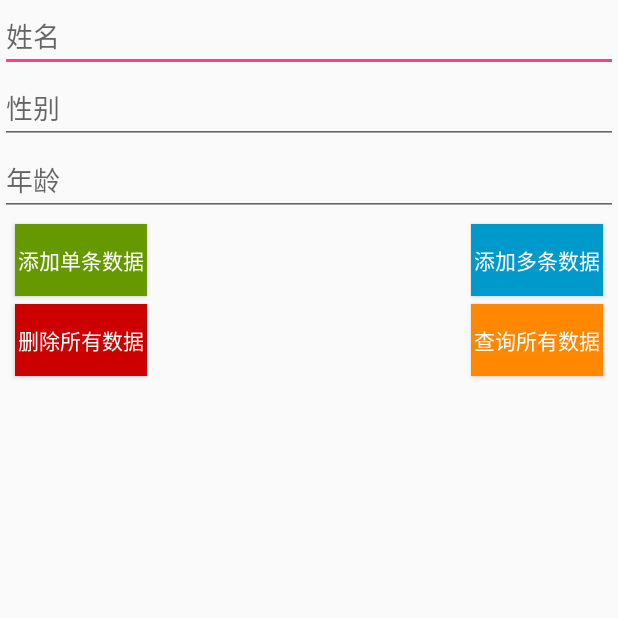
After one commit to Edwardwmd/EdwardSQLite, an Android app: the RxSqlActivity screen opened directly, with no data from a screen before it, on a phone screen of 412 x 824 dp, the top half of it. The commit adds this screen. Run offline under Robolectric (Android 15) with nearby library versions, the phone set to English and light mode, and no system bars; our stand-ins replace RxJava; libraries missing offline, so code that uses them is left out: com.wmd.adapter, org.greenrobot.greendao; 5 statements that could not run were skipped.

Commit message:
添加Rxjava操作数据库的小模块，实现增删改查功能

```diff
--- a/app/src/main/java/com/wmd/sqlitetest/edwardsqlitetest/EdwardSqlAppliction.java
+++ b/app/src/main/java/com/wmd/sqlitetest/edwardsqlitetest/EdwardSqlAppliction.java
@@ -2,8 +2,6 @@ package com.wmd.sqlitetest.edwardsqlitetest;
 
 import android.app.Application;
 import android.content.Context;
-
-import com.wmd.sqlitetest.edwardsqlitetest.nomalsql.DAO.DBModel;
 
 /**
  * 时间：2017/10/24/18：03
@@ -20,7 +18,6 @@ public class EdwardSqlAppliction extends Application {
     public void onCreate() {
         super.onCreate();
         mContext = EdwardSqlAppliction.this;
-        DBModel.getInstance().inint(mContext);
     }
 
 }
--- /dev/null
+++ b/app/src/main/java/com/wmd/sqlitetest/edwardsqlitetest/RxSqlActivity.java
@@ -0,0 +1,164 @@
+package com.wmd.sqlitetest.edwardsqlitetest;
+
+import android.os.Bundle;
+import android.support.v7.app.AppCompatActivity;
+import android.support.v7.widget.LinearLayoutManager;
+import android.support.v7.widget.RecyclerView;
+import android.view.View;
+import android.widget.Button;
+import android.widget.EditText;
+import android.widget.Toast;
+
+import com.wmd.adapter.baserecyadapter.listener.OnItemClickListener;
+import com.wmd.sqlitetest.edwardsqlitetest.adapter.RxAdapter;
+import com.wmd.sqlitetest.edwardsqlitetest.gen.PersonBean;
+import com.wmd.sqlitetest.edwardsqlitetest.gen.RxDaoOption;
+import com.wmd.sqlitetest.edwardsqlitetest.utils.ToolsUtils;
+
+import java.util.ArrayList;
+import java.util.Date;
+import java.util.List;
+
+import io.reactivex.android.schedulers.AndroidSchedulers;
+import io.reactivex.functions.Consumer;
+import io.reactivex.schedulers.Schedulers;
+
+public class RxSqlActivity extends AppCompatActivity implements View.OnClickListener, OnItemClickListener {
+
+    private EditText name, sex, age;
+    private Button insertone, insertmulit, delall, queryall;
+    private RecyclerView recy;
+    private RxAdapter adapter;
+    private List<PersonBean> mPs = new ArrayList<>();
+
+    private void findViews() {
+        name = (EditText) findViewById(R.id.name);
+        sex = (EditText) findViewById(R.id.sex);
+        age = (EditText) findViewById(R.id.age);
+        insertone = (Button) findViewById(R.id.insertone);
+        insertmulit = (Button) findViewById(R.id.insertmulit);
+        delall = (Button) findViewById(R.id.delall);
+        queryall = (Button) findViewById(R.id.queryall);
+        recy = (RecyclerView) findViewById(R.id.recy);
+        RxDaoOption.getInstance().init(this);
+        adapter = new RxAdapter(this);
+        recy.setLayoutManager(new LinearLayoutManager(this));
+        adapter.initLayout();
+        recy.setAdapter(adapter);
+        insertone.setOnClickListener(this);
+        insertmulit.setOnClickListener(this);
+        delall.setOnClickListener(this);
+        queryall.setOnClickListener(this);
+        adapter.setOnItemClickListener(this);
+    }
+
+    @Override
+    public void onClick(View v) {
+        if (v == insertone) {
+            insertOneData();
+
+        } else if (v == insertmulit) {
+            insertMulitData();
+
+        } else if (v == delall) {
+            delAllData();
+
+        } else if (v == queryall) {
+            queryAllData();
+
+        }
+    }
+
+    private void insertMulitData() {
+        mPs.add(new PersonBean(ToolsUtils.dateToLong(new Date()), name.getText().toString(), sex.getText().toString(), Integer.parseInt(age.getText().toString())));
+
+        RxDaoOption
+                .getInstance()
+                .insertMuilt(mPs)
+                .observeOn(AndroidSchedulers.mainThread())
+                .subscribe(new Consumer<Boolean>() {
+                    @Override
+                    public void accept(Boolean aBoolean) throws Exception {
+                        Toast.makeText(RxSqlActivity.this, aBoolean == true ? "添加多条数据成功" : "删除多条数据失败", Toast.LENGTH_SHORT).show();
+                    }
+                });
+
+    }
+
+    private void queryAllData() {
+
+        RxDaoOption
+                .getInstance()
+                .queryAllData()
+                .observeOn(Schedulers.io())
+                .observeOn(AndroidSchedulers.mainThread())
+                .subscribe(new Consumer<List<PersonBean>>() {
+                    @Override
+                    public void accept(List<PersonBean> personBeans) throws Exception {
+                        adapter.setData(personBeans);
+                    }
+                });
+
+    }
+
+    private void delAllData() {
+        RxDaoOption
+                .getInstance()
+                .delAllData()
+                .observeOn(AndroidSchedulers.mainThread())
+                .subscribe(new Consumer<Boolean>() {
+                    @Override
+                    public void accept(Boolean aBoolean) throws Exception {
+                        Toast.makeText(RxSqlActivity.this, aBoolean == true ? "删除数据成功" : "删除数据失败", Toast.LENGTH_SHORT).show();
+                    }
+                });
+
+    }
+
+    private void insertOneData() {
+        if (ToolsUtils.isNumByKeyBoard(age)) {
+
+            RxDaoOption
+                    .getInstance()
+                    .insertOne(new PersonBean(ToolsUtils.dateToLong(new Date()), name.getText().toString(), sex.getText().toString(), Integer.parseInt(age.getText().toString())))
+                    .observeOn(AndroidSchedulers.mainThread())
+                    .subscribe(new Consumer<Boolean>() {
+                        @Override
+                        public void accept(Boolean aBoolean) throws Exception {
+                            Toast.makeText(RxSqlActivity.this, aBoolean == true ? "添加数据成功" : "添加数据失败", Toast.LENGTH_SHORT).show();
+
+                        }
+                    });
+        } else {
+            Toast.makeText(RxSqlActivity.this, "请输入数字", Toast.LENGTH_SHORT).show();
+        }
+    }
+
+
+    @Override
+    protected void onCreate(Bundle savedInstanceState) {
+        super.onCreate(savedInstanceState);
+        setContentView(R.layout.activity_rx_sql);
+        findViews();
+    }
+
+    @Override
+    public void onItemClick(View view, RecyclerView.ViewHolder holder, final int position) {
+        final List<PersonBean> datas = adapter.getDatas();
+        RxDaoOption
+                .getInstance()
+                .delByID(datas.get(position).getId())
+                .subscribeOn(AndroidSchedulers.mainThread())
+                .subscribe(new Consumer<Boolean>() {
+                    @Override
+                    public void accept(Boolean aBoolean) throws Exception {
+                        Toast.makeText(RxSqlActivity.this, aBoolean == true ? "删除(" + datas.get(position).getId() + ")数据成功" : "删除数据失败", Toast.LENGTH_SHORT).show();
+                    }
+                });
+    }
+
+    @Override
+    public boolean onItemLongClick(View view, RecyclerView.ViewHolder holder, int position) {
+        return false;
+    }
+}
--- /dev/null
+++ b/app/src/main/java/com/wmd/sqlitetest/edwardsqlitetest/adapter/RxAdapter.java
@@ -0,0 +1,54 @@
+package com.wmd.sqlitetest.edwardsqlitetest.adapter;
+
+import android.content.Context;
+
+import com.wmd.adapter.baserecyadapter.base.BaseRecyAdapter;
+import com.wmd.adapter.baserecyadapter.base.BaseViewHolder;
+import com.wmd.adapter.baserecyadapter.item.ItemViewDelegate;
+import com.wmd.sqlitetest.edwardsqlitetest.R;
+import com.wmd.sqlitetest.edwardsqlitetest.gen.PersonBean;
+
+import java.util.List;
+
+/**
+ * 时间：2017/11/27/18：05
+ * 作者：MingDe_Wu
+ * 网站：https://github.com/Edwardwmd
+ * 作用：
+ * 声明：版权归作者所有
+ */
+
+public class RxAdapter extends BaseRecyAdapter {
+    private List<PersonBean> personBeans;
+
+    public RxAdapter(Context context) {
+        super(context);
+    }
+
+    @Override
+    public void setData(List mDatas) {
+        super.setData(mDatas);
+        personBeans = mDatas;
+    }
+
+    public void initLayout() {
+        addItemViewDelegate(new ItemViewDelegate() {
+            @Override
+            public boolean isForViewType(Object item, int position) {
+                return true;
+            }
+
+            @Override
+            public void convert(BaseViewHolder holder, Object item, int position) {
+                holder.setText(R.id.name, personBeans.get(position).getName());
+                holder.setText(R.id.sex, personBeans.get(position).getSex());
+                holder.setText(R.id.age, String.valueOf(personBeans.get(position).getAge()));
+            }
+
+            @Override
+            public int getItemViewLayoutId() {
+                return R.layout.item_greendao;
+            }
+        });
+    }
+}
--- a/app/src/main/java/com/wmd/sqlitetest/edwardsqlitetest/nomalsql/adapter/ShowDataAdapter.java
+++ b/app/src/main/java/com/wmd/sqlitetest/edwardsqlitetest/adapter/ShowDataAdapter.java
@@ -1,4 +1,4 @@
-package com.wmd.sqlitetest.edwardsqlitetest.nomalsql.adapter;
+package com.wmd.sqlitetest.edwardsqlitetest.adapter;
 
 import android.content.Context;
 import android.view.LayoutInflater;
--- a/app/src/main/java/com/wmd/sqlitetest/edwardsqlitetest/gen/DaoManager.java
+++ b/app/src/main/java/com/wmd/sqlitetest/edwardsqlitetest/gen/DaoManager.java
@@ -17,7 +17,6 @@ public class DaoManager {
     private static final String TAG = DaoManager.class.getSimpleName();
     private static final String DB_NAME = "persondao.db";
     private Context mC;
-
 
     private volatile static DaoManager manager;  //多线程中要被共享的使用volatile关键字修饰
     private DaoMaster.DevOpenHelper mDevOpenHelper;
--- /dev/null
+++ b/app/src/main/java/com/wmd/sqlitetest/edwardsqlitetest/gen/impl/RxDaoManager.java
@@ -0,0 +1,29 @@
+package com.wmd.sqlitetest.edwardsqlitetest.gen.impl;
+
+import com.wmd.sqlitetest.edwardsqlitetest.gen.PersonBean;
+
+import java.util.List;
+
+import io.reactivex.Observable;
+
+/**
+ * 时间：2017/11/27/15：16
+ * 作者：MingDe_Wu
+ * 网站：https://github.com/Edwardwmd
+ * 作用：数据库增删改查接口
+ * 声明：版权归作者所有
+ */
+
+public interface RxDaoManager {
+    Observable<Boolean> insertOne(PersonBean personBean);
+
+    Observable<Boolean> insertMuilt(List<PersonBean> personBeans);
+
+    Observable<List<PersonBean>> queryAllData();
+
+    Observable<Boolean> delAllData();
+
+    Observable<Boolean> delByID(Long id);
+
+
+}
--- /dev/null
+++ b/app/src/main/res/layout/activity_rx_sql.xml
@@ -0,0 +1,97 @@
+<?xml version="1.0" encoding="utf-8"?>
+<android.support.constraint.ConstraintLayout xmlns:android="http://schemas.android.com/apk/res/android"
+    xmlns:app="http://schemas.android.com/apk/res-auto"
+    xmlns:tools="http://schemas.android.com/tools"
+    android:layout_width="match_parent"
+    android:layout_height="match_parent"
+    tools:context="com.wmd.sqlitetest.edwardsqlitetest.RxSqlActivity">
+
+    <EditText
+        android:id="@+id/name"
+        android:layout_width="match_parent"
+        android:layout_height="wrap_content"
+        android:hint="姓名"
+        android:maxLines="1"
+        app:layout_constraintLeft_toLeftOf="parent"
+        app:layout_constraintTop_toTopOf="parent" />
+
+    <EditText
+        android:id="@+id/sex"
+        android:layout_width="match_parent"
+        android:layout_height="wrap_content"
+        android:hint="性别"
+        android:maxLines="1"
+        app:layout_constraintLeft_toLeftOf="parent"
+        app:layout_constraintTop_toBottomOf="@+id/name" />
+
+    <EditText
+        android:id="@+id/age"
+        android:layout_width="match_parent"
+        android:layout_height="wrap_content"
+        android:hint="年龄"
+        android:maxLines="1"
+        app:layout_constraintLeft_toLeftOf="parent"
+        app:layout_constraintTop_toBottomOf="@+id/sex" />
+
+    <Button
+        android:id="@+id/insertone"
+        android:layout_width="0dp"
+        android:layout_height="wrap_content"
+        android:layout_marginLeft="10dp"
+        android:layout_marginTop="5dp"
+        android:background="@android:color/holo_green_dark"
+        android:text="添加单条数据"
+        android:textColor="@android:color/white"
+        app:layout_constraintHorizontal_weight="1"
+        app:layout_constraintLeft_toLeftOf="parent"
+        app:layout_constraintTop_toBottomOf="@+id/age" />
+
+    <Button
+        android:id="@+id/insertmulit"
+        android:layout_width="0dp"
+        android:layout_height="wrap_content"
+        android:layout_marginRight="10dp"
+        android:layout_marginTop="5dp"
+        android:background="@android:color/holo_blue_dark"
+        android:text="添加多条数据"
+        android:textColor="@android:color/white"
+        app:layout_constraintHorizontal_weight="1"
+        app:layout_constraintRight_toRightOf="parent"
+        app:layout_constraintTop_toBottomOf="@+id/age" />
+
+    <Button
+        android:id="@+id/delall"
+        android:layout_width="0dp"
+        android:layout_height="wrap_content"
+        android:layout_marginLeft="10dp"
+        android:layout_marginTop="5dp"
+        android:background="@android:color/holo_red_dark"
+        android:text="删除所有数据"
+        android:textColor="@android:color/white"
+        app:layout_constraintHorizontal_weight="1"
+        app:layout_constraintLeft_toLeftOf="parent"
+        app:layout_constraintTop_toBottomOf="@+id/insertone" />
+
+    <Button
+        android:id="@+id/queryall"
+        android:layout_width="0dp"
+        android:layout_height="wrap_content"
+        android:layout_marginRight="10dp"
+        android:layout_marginTop="5dp"
+        android:background="@android:color/holo_orange_dark"
+        android:text="查询所有数据"
+        android:textColor="@android:color/white"
+        app:layout_constraintHorizontal_weight="1"
+        app:layout_constraintRight_toRightOf="parent"
+        app:layout_constraintTop_toBottomOf="@+id/insertone" />
+
+    <android.support.v7.widget.RecyclerView
+        android:id="@+id/recy"
+        android:layout_width="0dp"
+        android:layout_height="0dp"
+        android:layout_marginTop="5dp"
+        app:layout_constraintBottom_toBottomOf="parent"
+        app:layout_constraintLeft_toLeftOf="parent"
+        app:layout_constraintRight_toRightOf="parent"
+        app:layout_constraintTop_toBottomOf="@id/delall" />
+</android.support.constraint.ConstraintLayout>
```
Also changed, not shown: app/build.gradle (+12 -6 lines), app/src/main/AndroidManifest.xml (+3 -4 lines), app/src/main/java/com/wmd/sqlitetest/edwardsqlitetest/GreenDaoTActivity.java (+5 -15 lines), app/src/main/java/com/wmd/sqlitetest/edwardsqlitetest/MainActivity.java (+6 -2 lines), app/src/main/java/com/wmd/sqlitetest/edwardsqlitetest/NormalSqlActivity.java (+9 -3 lines), app/src/main/java/com/wmd/sqlitetest/edwardsqlitetest/gen/RxDaoOption.java (added, +134 -0 lines), app/src/main/java/com/wmd/sqlitetest/edwardsqlitetest/nomalsql/DAO/ContantsBean.java (+37 -4 lines), app/src/main/java/com/wmd/sqlitetest/edwardsqlitetest/utils/ToolsUtils.java (+7 -0 lines), app/src/main/res/layout/activity_main2.xml (+9 -0 lines), app/src/main/res/layout/item_greendao.xml (+27 -8 lines).
